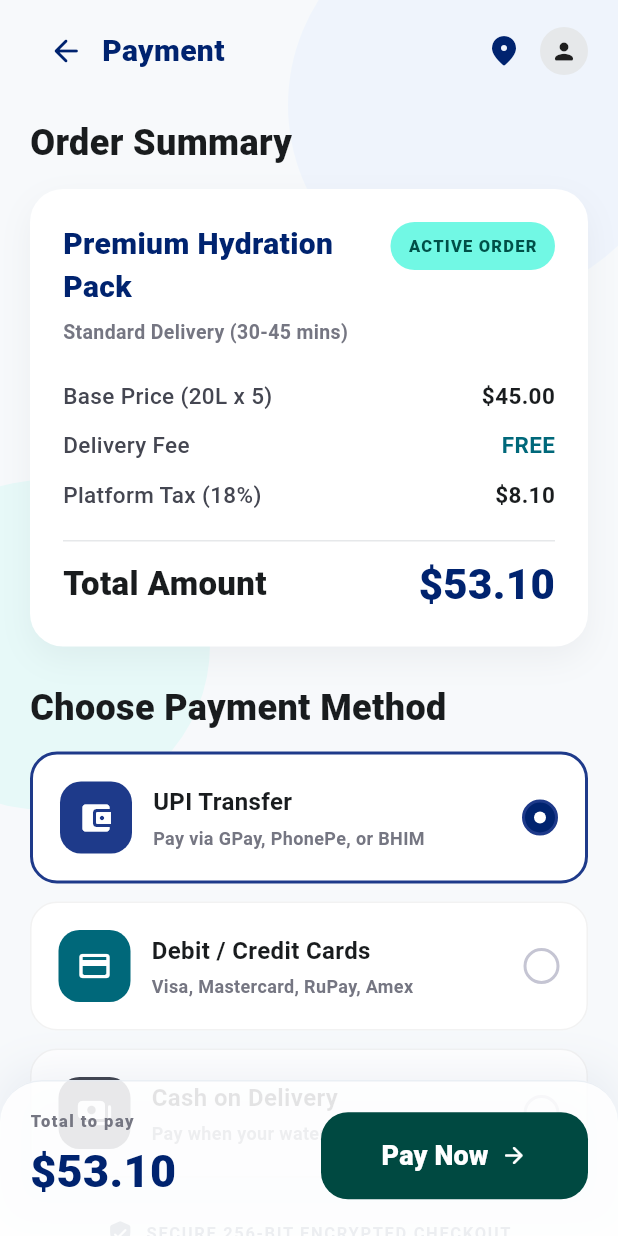
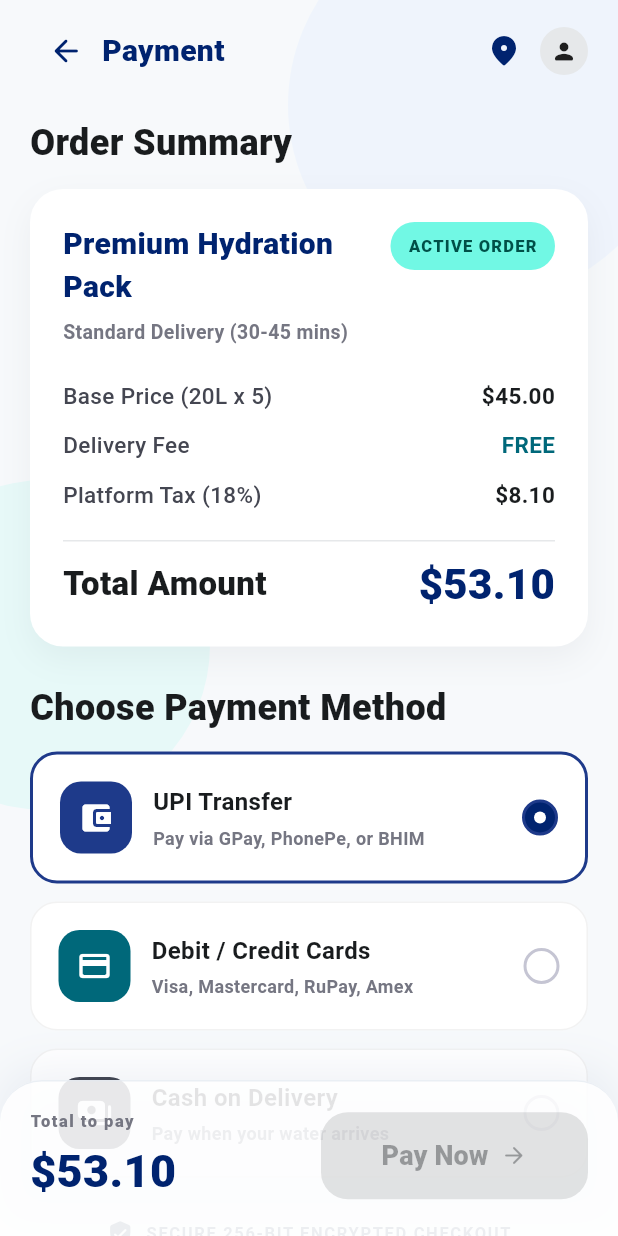
Before and after one commit to pranavv1210/waterbuddy-app, a Flutter app: the PaymentsScreen screen opened by its route, on a phone screen of 412 x 824 dp. Run offline on Flutter 3.47's test engine with Material 3 defaults, Android fonts, the phone set to English and light mode, and no system bars; our stand-ins replace cloud_firestore, firebase_auth, firebase_core, flutter_riverpod, geolocator, go_router; accounts and stored records are empty; network calls fail.

Commit message:
Implement basic payment flow trigger in customer app
- Change searching screen navigation from tracking to payment when order is ASSIGNED
- Add PaymentController with PaymentState for payment selection
- Add updateOrderPayment method to OrderService to update paymentType and paymentStatus in Firestore
- Update payment screen to ConsumerStatefulWidget to handle orderId from query params
- Integrate payment controller with payment screen
- Add loading state during payment processing
- Add error handling with retry option
- Map payment methods: 'cash' -> 'COD', others -> 'ONLINE'
- Navigate to tracking screen after payment is completed
- Add debug logging for payment updates

```diff
--- a/apps/customer_app/lib/features/payments/presentation/payments_screen.dart
+++ b/apps/customer_app/lib/features/payments/presentation/payments_screen.dart
@@ -7,15 +7,76 @@ import '../../../widgets/async_state_view.dart';
 import '../models/payment_checkout.dart';
 import '../providers/payment_providers.dart';
 
-class PaymentsScreen extends ConsumerWidget {
+class PaymentsScreen extends ConsumerStatefulWidget {
   const PaymentsScreen({super.key});
 
   @override
-  Widget build(BuildContext context, WidgetRef ref) {
+  ConsumerState<PaymentsScreen> createState() => _PaymentsScreenState();
+}
+
+class _PaymentsScreenState extends ConsumerState<PaymentsScreen> {
+  String? _orderId;
+
+  @override
+  void initState() {
+    super.initState();
+
+    // Get orderId from query params
+    WidgetsBinding.instance.addPostFrameCallback((_) {
+      final orderId = GoRouterState.of(context).uri.queryParameters['orderId'];
+      setState(() {
+        _orderId = orderId;
+      });
+    });
+  }
+
+  @override
+  Widget build(BuildContext context) {
     final checkout = ref.watch(paymentCheckoutProvider);
+    final paymentState = ref.watch(paymentControllerProvider);
+
+    // Navigate to tracking after payment is completed
+    if (paymentState.paymentCompleted && _orderId != null) {
+      WidgetsBinding.instance.addPostFrameCallback((_) {
+        context.go('${RouteNames.tracking}?orderId=$_orderId');
+      });
+    }
+
+    // Show error if any
+    if (paymentState.errorMessage != null) {
+      return Scaffold(
+        backgroundColor: const Color(0xFFF7F9FB),
+        body: SafeArea(
+          child: Center(
+            child: Padding(
+              padding: const EdgeInsets.all(24),
+              child: Column(
+                mainAxisAlignment: MainAxisAlignment.center,
+                children: [
+                  const Icon(Icons.error_outline, size: 48, color: Colors.red),
+                  const SizedBox(height: 16),
+                  Text(
+                    'Error: ${paymentState.errorMessage}',
+                    textAlign: TextAlign.center,
+                    style: const TextStyle(color: Color(0xFF191C1E)),
+                  ),
+                  const SizedBox(height: 16),
+                  FilledButton(
+                    onPressed: () {
+                      ref.read(paymentControllerProvider.notifier).clearError();
+                    },
+                    child: const Text('Retry'),
+                  ),
+                ],
+              ),
+            ),
+          ),
+        ),
+      );
+    }
 
     return checkout.when(
-      data: (state) => _PaymentsScreenBody(state: state),
+      data: (state) => _PaymentsScreenBody(state: state, paymentState: paymentState, orderId: _orderId),
       error: (_, __) => const AsyncStateView(
         isLoading: false,
         hasError: true,
@@ -31,9 +92,15 @@ class PaymentsScreen extends ConsumerWidget {
 }
 
 class _PaymentsScreenBody extends ConsumerWidget {
-  const _PaymentsScreenBody({required this.state});
+  const _PaymentsScreenBody({
+    required this.state,
+    required this.paymentState,
+    required this.orderId,
+  });
 
   final PaymentCheckout state;
+  final PaymentState paymentState;
+  final String? orderId;
 
   @override
   Widget build(BuildContext context, WidgetRef ref) {
@@ -214,8 +281,11 @@ class _PaymentsScreenBody extends ConsumerWidget {
                       child: SizedBox(
                         height: 58,
                         child: FilledButton(
-                          onPressed: () {
-                            context.go(RouteNames.orders);
+                          onPressed: paymentState.isProcessing || orderId == null
+                              ? null
+                              : () async {
+                                  final paymentType = selectedMethod == 'cash' ? 'COD' : 'ONLINE';
+                                  await ref.read(paymentControllerProvider.notifier).selectPaymentMethod(orderId!, paymentType);
                                 },
                           style: FilledButton.styleFrom(
                             backgroundColor: const Color(0xFF004941),
@@ -224,7 +294,16 @@ class _PaymentsScreenBody extends ConsumerWidget {
                               borderRadius: BorderRadius.circular(18),
                             ),
                           ),
-                          child: Row(
+                          child: paymentState.isProcessing
+                              ? const SizedBox(
+                                  width: 20,
+                                  height: 20,
+                                  child: CircularProgressIndicator(
+                                    strokeWidth: 2,
+                                    valueColor: AlwaysStoppedAnimation<Color>(Colors.white),
+                                  ),
+                                )
+                              : Row(
                                   mainAxisAlignment: MainAxisAlignment.center,
                                   children: [
                                     Text(
--- a/apps/customer_app/lib/features/payments/providers/payment_providers.dart
+++ b/apps/customer_app/lib/features/payments/providers/payment_providers.dart
@@ -1,7 +1,76 @@
 import 'package:flutter_riverpod/flutter_riverpod.dart';
+import 'package:flutter/foundation.dart';
 
+import '../../../core/services/orders/order_service.dart';
+import '../../../providers/app_providers.dart';
 import '../data/mock_payment_repository.dart';
 import '../models/payment_checkout.dart';
+
+class PaymentController extends StateNotifier<PaymentState> {
+  PaymentController(this._orderService) : super(const PaymentState());
+
+  final OrderService _orderService;
+
+  Future<void> selectPaymentMethod(String orderId, String paymentType) async {
+    state = state.copyWith(isProcessing: true, clearError: true);
+
+    try {
+      await _orderService.updateOrderPayment(orderId, paymentType);
+      debugPrint('Payment method selected: $paymentType for order: $orderId');
+
+      state = state.copyWith(
+        isProcessing: false,
+        paymentType: paymentType,
+        paymentCompleted: true,
+      );
+    } catch (e) {
+      debugPrint('Error selecting payment method: $e');
+      state = state.copyWith(
+        isProcessing: false,
+        errorMessage: e.toString(),
+      );
+    }
+  }
+
+  void clearError() {
+    state = state.copyWith(clearError: true);
+  }
+}
+
+class PaymentState {
+  const PaymentState({
+    this.isProcessing = false,
+    this.paymentType,
+    this.paymentCompleted = false,
+    this.errorMessage,
+  });
+
+  final bool isProcessing;
+  final String? paymentType;
+  final bool paymentCompleted;
+  final String? errorMessage;
+
+  PaymentState copyWith({
+    bool? isProcessing,
+    String? paymentType,
+    bool? paymentCompleted,
+    String? errorMessage,
+    bool clearError = false,
+  }) {
+    return PaymentState(
+      isProcessing: isProcessing ?? this.isProcessing,
+      paymentType: paymentType ?? this.paymentType,
+      paymentCompleted: paymentCompleted ?? this.paymentCompleted,
+      errorMessage: clearError ? null : errorMessage ?? this.errorMessage,
+    );
+  }
+}
+
+final paymentControllerProvider =
+    StateNotifierProvider<PaymentController, PaymentState>((ref) {
+  final orderService = ref.watch(orderServiceProvider);
+  return PaymentController(orderService);
+});
 
 final paymentRepositoryProvider = Provider<MockPaymentRepository>(
   (ref) => MockPaymentRepository(),
--- a/apps/customer_app/lib/features/tracking/presentation/searching_tankers_screen.dart
+++ b/apps/customer_app/lib/features/tracking/presentation/searching_tankers_screen.dart
@@ -88,10 +88,10 @@ class _SearchingTankersScreenState extends ConsumerState<SearchingTankersScreen>
       );
     }
 
-    // Navigate to tracking screen when order is assigned
+    // Navigate to payment screen when order is assigned
     if (searchingState.orderStatus == 'ASSIGNED' && searchingState.orderId != null) {
       WidgetsBinding.instance.addPostFrameCallback((_) {
-        context.go('${RouteNames.tracking}?orderId=${searchingState.orderId}');
+        context.go('${RouteNames.payments}?orderId=${searchingState.orderId}');
       });
     }
 
```
Also changed, not shown: apps/customer_app/lib/core/services/orders/order_service.dart (+10 -0 lines). Lines whose indentation alone changed are shown as unchanged.
